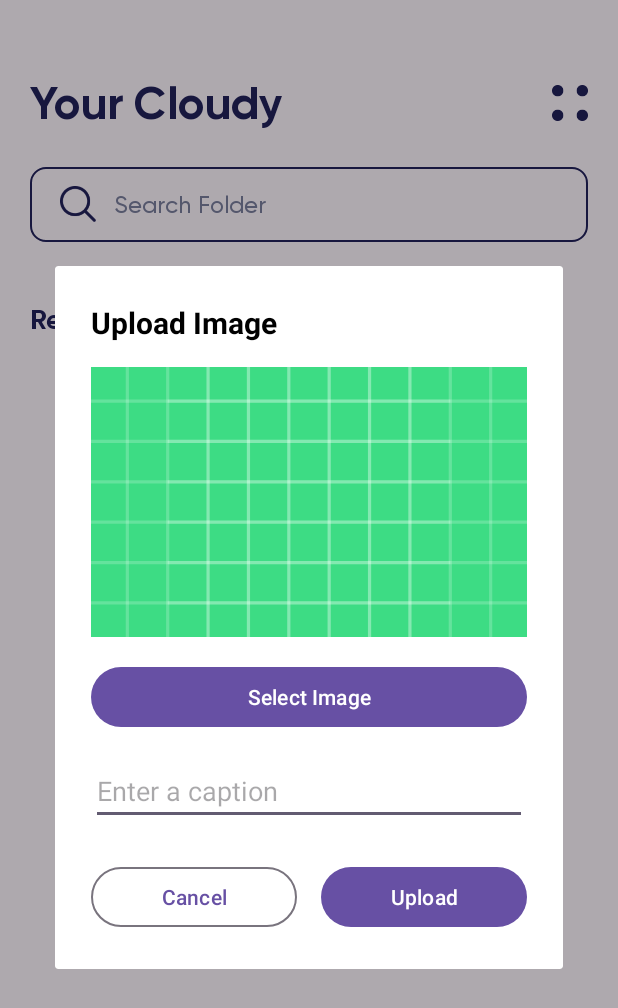
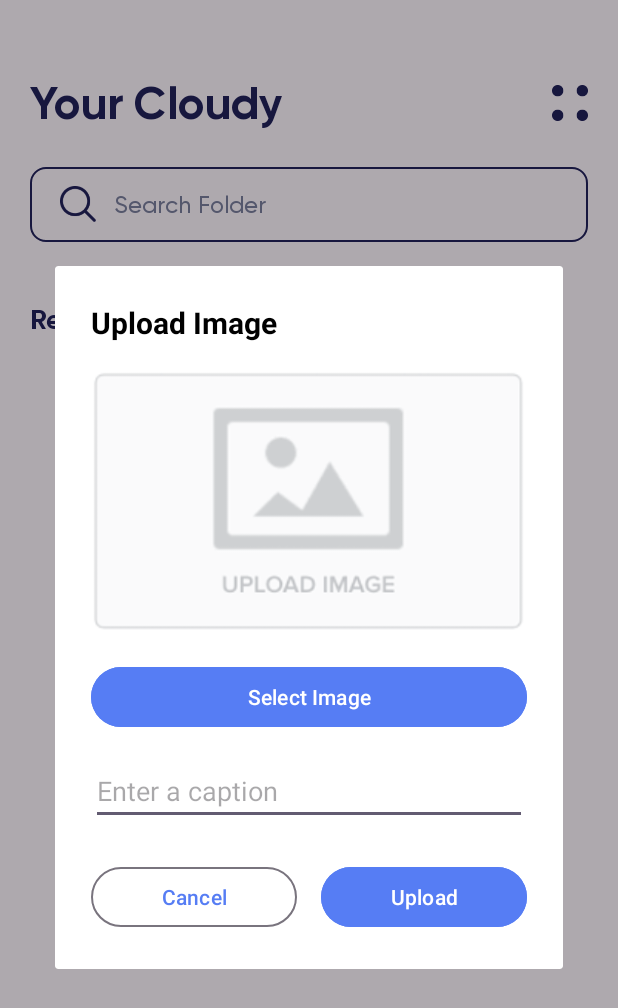
Before and after one commit to iamkhanhh/Cloudy-FE, an Android app: the HomePage screen opened directly, with no data from a screen before it, after a tap on an icon or button, on a phone screen of 412 x 824 dp. Shown: the top 1008 px of the screen. Run offline under Robolectric (Android 15) with nearby library versions, the phone set to English and light mode, and no system bars; our stand-ins replace CircleImageView, FlexboxLayout; network calls fail; pictures from the network do not load; 2 statements that could not run were skipped.

Commit message:
feat: page reload and media_upload_placeholder.png

```diff
--- a/app/build.gradle.kts
+++ b/app/build.gradle.kts
@@ -44,7 +44,7 @@ dependencies {
     androidTestImplementation(libs.espresso.core)
     implementation("com.google.android.flexbox:flexbox:3.0.0")
     implementation("com.github.bumptech.glide:glide:4.16.0")
-
+    implementation("androidx.swiperefreshlayout:swiperefreshlayout:1.2.0")
 
     // Retrofit for API calls
     implementation("com.squareup.retrofit2:retrofit:2.9.0")
--- a/app/src/main/java/com/example/cloudstorage/CreateAccountActivity.java
+++ b/app/src/main/java/com/example/cloudstorage/CreateAccountActivity.java
@@ -42,7 +42,7 @@ public class CreateAccountActivity extends AppCompatActivity {
     protected void onCreate(Bundle savedInstanceState) {
         super.onCreate(savedInstanceState);
         EdgeToEdge.enable(this);
-        setContentView(R.layout.create_account);
+        setContentView(R.layout.activity_create_account);
 
         // Khởi tạo views
         firstNameInput = findViewById(R.id.first_name_input);
--- a/app/src/main/java/com/example/cloudstorage/HomePage.java
+++ b/app/src/main/java/com/example/cloudstorage/HomePage.java
@@ -7,6 +7,7 @@ import android.database.Cursor;
 import android.graphics.drawable.ColorDrawable;
 import android.net.Uri;
 import android.os.Bundle;
+import android.os.Handler;
 import android.provider.OpenableColumns;
 import android.util.Log;
 import android.view.LayoutInflater;
@@ -62,7 +63,7 @@ import retrofit2.Response;
 import com.google.android.material.textfield.TextInputEditText;
 
 
-public class HomePage extends AppCompatActivity {
+public class HomePage extends BaseActivity {
     private static final String TAG = "HomePage";
 
     private TokenManager tokenManager;
@@ -110,6 +111,23 @@ public class HomePage extends AppCompatActivity {
         EdgeToEdge.enable(this);
         setContentView(R.layout.activity_home_page);
 
+
+
+        ViewCompat.setOnApplyWindowInsetsListener(findViewById(R.id.main), (v, insets) -> {
+            Insets systemBars = insets.getInsets(WindowInsetsCompat.Type.systemBars());
+            v.setPadding(systemBars.left, systemBars.top, systemBars.right, systemBars.bottom);
+            return insets;
+        });
+    }
+
+    @Override
+    protected int getLayoutResourceId() {
+        return R.layout.activity_home_page;
+    }
+
+
+    @Override
+    protected void initViews() {
         tokenManager = new TokenManager(this);
 
         DrawerLayout drawerLayout =  findViewById(R.id.main);
@@ -198,12 +216,18 @@ public class HomePage extends AppCompatActivity {
         // Set the click listener
         addFileButton.setOnClickListener(v -> showUploadDialog());
 
+    }
 
-        ViewCompat.setOnApplyWindowInsetsListener(findViewById(R.id.main), (v, insets) -> {
-            Insets systemBars = insets.getInsets(WindowInsetsCompat.Type.systemBars());
-            v.setPadding(systemBars.left, systemBars.top, systemBars.right, systemBars.bottom);
-            return insets;
-        });
+    @Override
+    protected void onRefreshData() {
+        Log.d("HomePage", "onRefreshData called");
+        loadAlbumsAndMedia();
+        new Handler().postDelayed(() -> {
+            if (swipeRefreshLayout != null) {
+                swipeRefreshLayout.setRefreshing(false);
+            }},2000);
+
+
     }
 
     /**
--- a/app/src/main/java/com/example/cloudstorage/MainActivity.java
+++ b/app/src/main/java/com/example/cloudstorage/MainActivity.java
@@ -4,7 +4,6 @@ import android.content.Intent;
 import android.os.Bundle;
 import android.view.View;
 import android.widget.Button;
-import android.widget.TextView;
 import android.widget.Toast;
 
 import androidx.activity.EdgeToEdge;
@@ -39,7 +38,7 @@ public class MainActivity extends AppCompatActivity {
     protected void onCreate(Bundle savedInstanceState) {
         super.onCreate(savedInstanceState);
         EdgeToEdge.enable(this);
-        setContentView(R.layout.welcome_page);
+        setContentView(R.layout.component_welcome_page);
 
         tokenManager = new TokenManager(this);
 
--- a/app/src/main/res/layout/dialog_upload_media.xml
+++ b/app/src/main/res/layout/dialog_upload_media.xml
@@ -18,7 +18,7 @@
         android:id="@+id/image_preview"
         android:layout_width="match_parent"
         android:layout_height="180dp"
-        android:src="@drawable/ic_launcher_background"
+        android:src="@drawable/media_upload_placeholder"
         android:scaleType="centerCrop"
         android:background="#eeeeee"
         android:contentDescription="Image Preview"
@@ -29,6 +29,8 @@
         android:id="@+id/button_select_image"
         android:layout_width="match_parent"
         android:layout_height="wrap_content"
+        android:backgroundTint="#567DF4"
+
         android:text="Select Image" />
 
     <EditText
@@ -52,6 +54,7 @@
             android:layout_weight="1"
             style="?attr/materialButtonOutlinedStyle"
             android:text="Cancel"
+            android:textColor="#567DF4"
             android:layout_marginEnd="8dp"/>
 
         <Button
@@ -59,6 +62,8 @@
             android:layout_width="0dp"
             android:layout_height="wrap_content"
             android:layout_weight="1"
+            android:backgroundTint="#567DF4"
+
             android:text="Upload"
             android:layout_marginStart="8dp"/>
     </LinearLayout>
```
Also changed, not shown: app/src/main/res/drawable/media_upload_placeholder.png (added).
